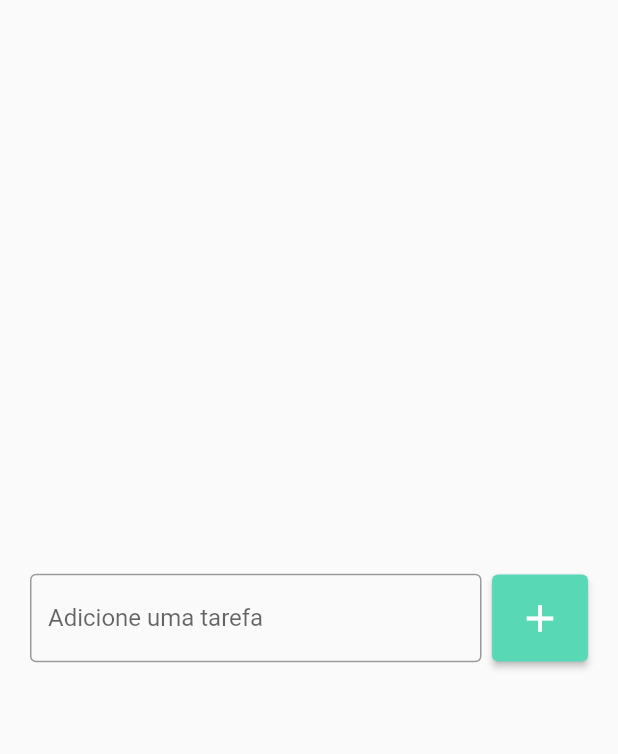
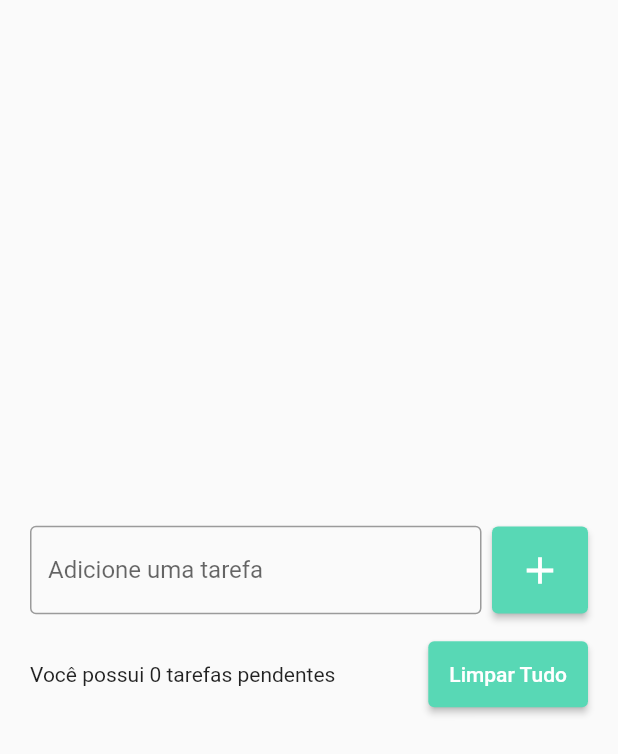
Before and after one commit to brunodeev/todo_list, a Flutter app: the screen it shows after launch, on a phone screen of 412 x 824 dp. Shown: the top 754 px of the screen. Run offline on Flutter 3.47's test engine with Material 2 defaults, Android fonts, the phone set to English and light mode, and no system bars.

Commit message:
Criação do texto Tarefas Pendentes e botão Limpar Tudo

```diff
--- a/lib/pages/todo_list_page.dart
+++ b/lib/pages/todo_list_page.dart
@@ -11,7 +11,10 @@ class TodoListPage extends StatelessWidget {
         body: Center(
       child: Padding(
         padding: const EdgeInsets.symmetric(horizontal: 20),
-        child: Row(
+        child: Column(
+          mainAxisSize: MainAxisSize.min,
+          children: [
+            Row(
               children: [
                 Expanded(
                   child: TextField(
@@ -24,7 +27,9 @@ class TodoListPage extends StatelessWidget {
                 SizedBox(width: 7),
                 ElevatedButton(
                   style: ElevatedButton.styleFrom(
-                  padding: EdgeInsets.all(14), primary: Color(0xff58D8B5)),
+                    padding: EdgeInsets.all(14),
+                    primary: Color(0xff58D8B5),
+                  ),
                   onPressed: () {},
                   child: Icon(
                     Icons.add,
@@ -33,6 +38,29 @@ class TodoListPage extends StatelessWidget {
                 )
               ],
             ),
+            SizedBox(
+              height: 16,
+            ),
+            Row(
+              children: [
+                Expanded(
+                  child: Text(
+                    'Você possui 0 tarefas pendentes',
+                  ),
+                ),
+                SizedBox(width: 8),
+                ElevatedButton(
+                  style: ElevatedButton.styleFrom(
+                    primary: Color(0xff58D8B5),
+                    padding: EdgeInsets.all(14),
+                  ),
+                  onPressed: () {},
+                  child: Text('Limpar Tudo'),
+                ),
+              ],
+            )
+          ],
+        ),
       ),
     ));
   }
```
Lines whose indentation alone changed are shown as unchanged.
